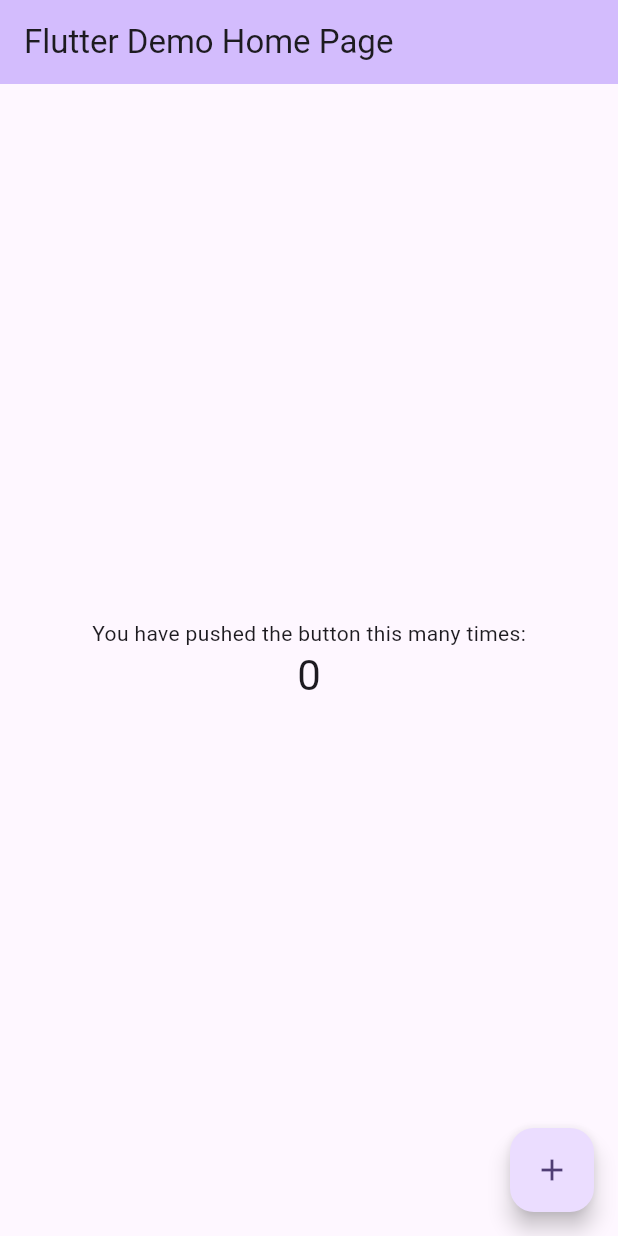
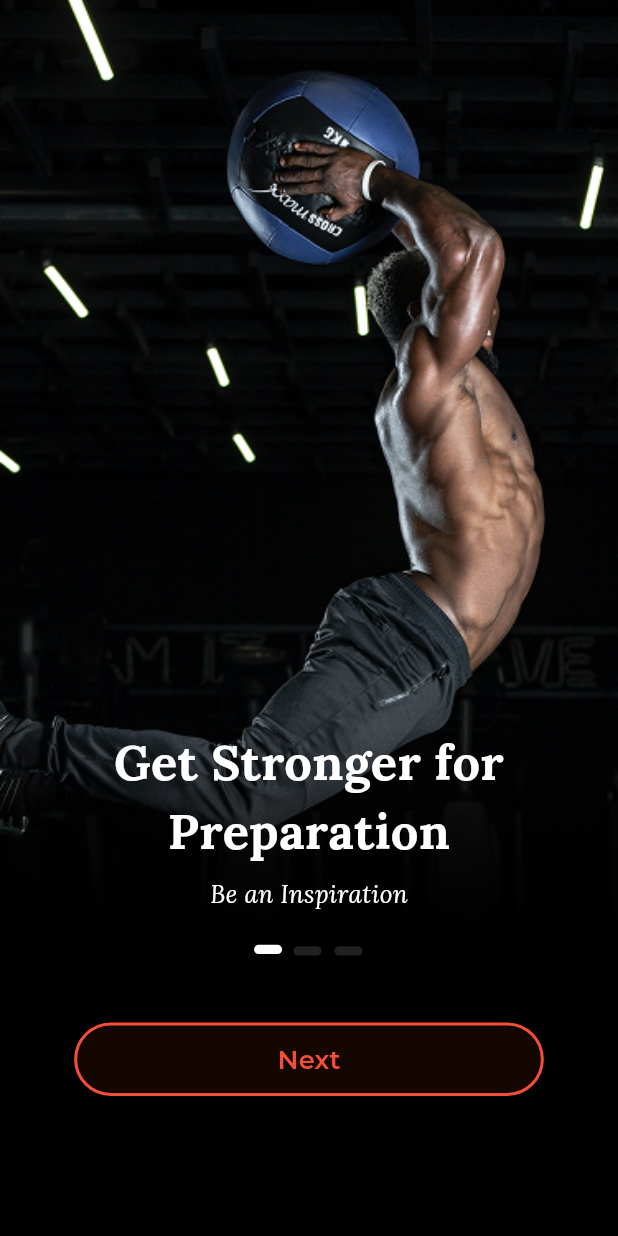
Before and after one commit to ak-abdullah/Fitness-App, a Flutter app: the screen it shows after launch, on a phone screen of 412 x 824 dp. Run offline on Flutter 3.47's test engine with Material 3 defaults, Android fonts, the light colour scheme and no system bars; our stand-ins replace flutter_screenutil, flutter_svg, get, google_fonts, wakelock_plus.

Commit message:
Onboarding Screen Created

```diff
--- /dev/null
+++ b/lib/core/themes.dart
@@ -0,0 +1,8 @@
+import 'package:flutter/material.dart';
+
+class AppTheme {
+  static const Color textColor = Color(0xFFFFFFFF);
+  static const Color buttonColor = Color(0xFFF34E3A);
+  static const Color buttonTextColor = Color(0xFFF34E3A);
+  static const Color buttonBackgroundColor = Color(0xFF140702);
+}
--- /dev/null
+++ b/lib/features/onboarding/controller/onboarding_screen_controller.dart
@@ -0,0 +1,59 @@
+import 'package:fitness_app/core/themes.dart' show AppTheme;
+import 'package:fitness_app/features/onboarding/models/onboarding_model.dart';
+import 'package:flutter/material.dart';
+import 'package:get/get.dart';
+
+class OnboardingScreenController extends GetxController {
+  RxInt currentPage = 0.obs;
+
+  final PageController pageController = PageController();
+  final List<OnboardingModel> pages = [
+    OnboardingModel(
+      image: 'assets/images/onboarding_1.png',
+      title: 'Get Stronger for Preparation',
+      description: 'Be an Inspiration',
+    ),
+    OnboardingModel(
+      image: 'assets/images/onboarding_2.png',
+      title: 'Build Your Mind and Body',
+      description: 'Be an Inspiration',
+    ),
+    OnboardingModel(
+      image: 'assets/images/onboarding_3.png',
+      title: 'Running to Your Dream',
+      description: 'Be an Inspiration',
+    ),
+  ];
+
+  void nextPage() {
+    if (currentPage.value < pages.length - 1) {
+      pageController.nextPage(
+        duration: const Duration(milliseconds: 300),
+        curve: Curves.easeInOutCubic,
+      );
+    }
+  }
+
+  void previousPage() {
+    if (currentPage.value > 0) {
+      pageController.previousPage(
+        duration: const Duration(milliseconds: 300),
+        curve: Curves.easeInOutCubic,
+      );
+    }
+  }
+
+  void onPageChanged(int index) {
+    currentPage.value = index;
+  }
+
+  bool get isLastPage => currentPage.value == pages.length - 1;
+  bool get isNotFirstPage => currentPage.value != 0;
+  String get buttonText => isLastPage ? 'Get Started' : 'Next';
+  BorderSide get buttonBorderSide => isLastPage
+      ? BorderSide.none
+      : BorderSide(color: AppTheme.buttonColor, width: 2);
+
+  Color get buttonBackgroundColor =>
+      isLastPage ? AppTheme.buttonColor : AppTheme.buttonBackgroundColor;
+}
--- /dev/null
+++ b/lib/features/onboarding/models/onboarding_model.dart
@@ -0,0 +1,11 @@
+class OnboardingModel {
+  final String image;
+  final String title;
+  final String description;
+
+  OnboardingModel({
+    required this.image,
+    required this.title,
+    required this.description,
+  });
+}
--- /dev/null
+++ b/lib/features/onboarding/view/onboarding_screen.dart
@@ -0,0 +1,29 @@
+import 'package:fitness_app/features/onboarding/controller/onboarding_screen_controller.dart';
+import 'package:fitness_app/core/themes.dart';
+import 'package:fitness_app/features/onboarding/models/onboarding_model.dart';
+import 'package:fitness_app/features/onboarding/view/widgets/onboarding_page.dart';
+import 'package:fitness_app/features/onboarding/view/widgets/onboarding_action_card.dart';
+import 'package:fitness_app/features/onboarding/view/widgets/onboarding_back_button.dart';
+import 'package:fitness_app/features/onboarding/view/widgets/onboarding_page_builder.dart';
+import 'package:flutter/material.dart';
+import 'package:flutter_screenutil/flutter_screenutil.dart';
+import 'package:flutter_svg/svg.dart';
+import 'package:get/get_state_manager/get_state_manager.dart';
+import 'package:google_fonts/google_fonts.dart';
+
+class OnboardingScreen extends StatelessWidget {
+  final OnboardingScreenController _controller = OnboardingScreenController();
+  @override
+  Widget build(BuildContext context) {
+    return Scaffold(
+      backgroundColor: Colors.black,
+      body: Stack(
+        children: [
+          OnboardingPageBuilder(controller: _controller),
+          OnboardingBackButton(controller: _controller),
+          OnboardingActionCard(controller: _controller),
+        ],
+      ),
+    );
+  }
+}
--- /dev/null
+++ b/lib/features/onboarding/view/widgets/onboarding_action_card.dart
@@ -0,0 +1,81 @@
+import 'package:fitness_app/core/themes.dart';
+import 'package:fitness_app/features/onboarding/controller/onboarding_screen_controller.dart';
+import 'package:flutter/material.dart';
+import 'package:flutter_screenutil/flutter_screenutil.dart';
+import 'package:get/get.dart';
+import 'package:google_fonts/google_fonts.dart';
+
+class OnboardingActionCard extends StatelessWidget {
+  const OnboardingActionCard({
+    super.key,
+    required OnboardingScreenController controller,
+  }) : _controller = controller;
+
+  final OnboardingScreenController _controller;
+
+  @override
+  Widget build(BuildContext context) {
+    return Align(
+      alignment: Alignment.bottomCenter,
+      child: Column(
+        mainAxisSize: MainAxisSize.min,
+        children: [
+          Obx(
+            () => Wrap(
+              spacing: 6.w,
+
+              children: List.generate(
+                _controller.pages.length,
+                (index) => Container(
+                  decoration: BoxDecoration(
+                    border: _controller.currentPage.value != index
+                        ? Border.all(color: Color(0xFF000000), width: 1)
+                        : null,
+                    color: _controller.currentPage.value == index
+                        ? Color(0xFFFFFFFF)
+                        : Color(0xFFFFFFFF).withValues(alpha: 0.13),
+
+                    borderRadius: BorderRadius.circular(5.r),
+                  ),
+                  child: SizedBox(height: 6.h, width: 17.w),
+                ),
+              ),
+            ),
+          ),
+
+          Padding(
+            padding: EdgeInsets.only(
+              left: 45.w,
+              right: 45.w,
+              bottom: 92.h,
+              top: 43.h,
+            ),
+            child: SizedBox(
+              height: 49,
+              width: double.infinity,
+              child: Obx(
+                () => OutlinedButton(
+                  style: OutlinedButton.styleFrom(
+                    backgroundColor: _controller.buttonBackgroundColor,
+                    side: _controller.buttonBorderSide,
+                  ),
+                  onPressed: _controller.nextPage,
+                  child: Text(
+                    _controller.buttonText,
+                    style: GoogleFonts.montserrat(
+                      fontWeight: FontWeight.w600,
+                      fontSize: 17.sp,
+                      color: _controller.isLastPage
+                          ? AppTheme.textColor
+                          : AppTheme.buttonColor,
+                    ),
+                  ),
+                ),
+              ),
+            ),
+          ),
+        ],
+      ),
+    );
+  }
+}
--- /dev/null
+++ b/lib/features/onboarding/view/widgets/onboarding_back_button.dart
@@ -0,0 +1,32 @@
+import 'package:fitness_app/features/onboarding/controller/onboarding_screen_controller.dart';
+import 'package:flutter/material.dart';
+import 'package:flutter_screenutil/flutter_screenutil.dart';
+import 'package:flutter_svg/svg.dart';
+import 'package:get/get.dart';
+
+class OnboardingBackButton extends StatelessWidget {
+  const OnboardingBackButton({
+    super.key,
+    required OnboardingScreenController controller,
+  }) : _controller = controller;
+
+  final OnboardingScreenController _controller;
+
+  @override
+  Widget build(BuildContext context) {
+    return Obx(
+      () => Visibility(
+        visible: _controller.isNotFirstPage,
+        child: Padding(
+          padding: EdgeInsets.only(top: 84.h, left: 24.w),
+          child: InkWell(
+            onTap: _controller.previousPage,
+            child: SvgPicture.asset(
+              "assets/icons/onboarding_back_button.svg",
+            ),
+          ),
+        ),
+      ),
+    );
+  }
+}
--- /dev/null
+++ b/lib/features/onboarding/view/widgets/onboarding_page.dart
@@ -0,0 +1,69 @@
+import 'package:fitness_app/features/onboarding/controller/onboarding_screen_controller.dart';
+import 'package:fitness_app/core/themes.dart';
+import 'package:fitness_app/features/onboarding/models/onboarding_model.dart';
+import 'package:flutter/material.dart';
+import 'package:flutter_screenutil/flutter_screenutil.dart';
+import 'package:google_fonts/google_fonts.dart';
+
+class OnboardingPage extends StatelessWidget {
+  OnboardingPage({super.key, required this.model});
+  final OnboardingModel model;
+  @override
+  Widget build(BuildContext context) {
+    return Stack(
+      children: [
+        Positioned.fill(child: Image.asset(model.image, fit: BoxFit.cover)),
+
+        Align(
+          alignment: Alignment.bottomCenter,
+
+          child: Container(
+            padding: EdgeInsets.only(bottom: 214.h),
+            decoration: BoxDecoration(
+              gradient: LinearGradient(
+                begin: Alignment.topCenter,
+                end: Alignment.bottomCenter,
+                stops: const [0.0, 0.39, 1.0],
+                colors: [
+                  // Colors.red.withValues(alpha: 1),
+                  // Colors.red.withValues(alpha: 1),
+                  Color(0xFF000000).withValues(alpha: 0),
+                  Color(0xFF000000).withValues(alpha: 1),
+                  Color(0xFF000000).withValues(alpha: 1),
+                ],
+              ),
+            ),
+            child: Column(
+              mainAxisSize: MainAxisSize.min,
+              mainAxisAlignment: MainAxisAlignment.end,
+              crossAxisAlignment: CrossAxisAlignment.center,
+              children: [
+                Padding(
+                  padding: EdgeInsets.only(left: 36.w, right: 36.w),
+                  child: Text(
+                    model.title,
+                    textAlign: TextAlign.center,
+                    style: GoogleFonts.lora(
+                      color: AppTheme.textColor,
+                      fontSize: 32.sp,
+                      fontWeight: FontWeight.bold,
+                    ),
+                  ),
+                ),
+                SizedBox(height: 7.h),
+                Text(
+                  model.description,
+                  style: GoogleFonts.lora(
+                    color: AppTheme.textColor,
+                    fontSize: 16.sp,
+                    fontStyle: FontStyle.italic,
+                  ),
+                ),
+              ],
+            ),
+          ),
+        ),
+      ],
+    );
+  }
+}
--- /dev/null
+++ b/lib/features/onboarding/view/widgets/onboarding_page_builder.dart
@@ -0,0 +1,24 @@
+import 'package:fitness_app/features/onboarding/controller/onboarding_screen_controller.dart';
+import 'package:fitness_app/features/onboarding/view/widgets/onboarding_page.dart';
+import 'package:flutter/material.dart';
+
+class OnboardingPageBuilder extends StatelessWidget {
+  const OnboardingPageBuilder({
+    super.key,
+    required OnboardingScreenController controller,
+  }) : _controller = controller;
+
+  final OnboardingScreenController _controller;
+
+  @override
+  Widget build(BuildContext context) {
+    return PageView.builder(
+      controller: _controller.pageController,
+      itemCount: _controller.pages.length,
+      onPageChanged: _controller.onPageChanged,
+      itemBuilder: (context, index) {
+        return OnboardingPage(model: _controller.pages[index]);
+      },
+    );
+  }
+}
--- a/lib/main.dart
+++ b/lib/main.dart
@@ -1,133 +1,56 @@
+import 'dart:async';
+
+import 'package:fitness_app/features/onboarding/view/onboarding_screen.dart';
 import 'package:flutter/material.dart';
-import 'package:flutter_native_splash/flutter_native_splash.dart';
+import 'package:flutter_screenutil/flutter_screenutil.dart';
 import 'package:wakelock_plus/wakelock_plus.dart';
 
 Future<void> main() async {
-
-  WidgetsBinding widgetsBinding = WidgetsFlutterBinding.ensureInitialized();
-  FlutterNativeSplash.preserve(widgetsBinding: widgetsBinding);
-
-
-  await Future.delayed(const Duration(seconds: 200));
-  FlutterNativeSplash.remove();
+  // WidgetsBinding widgetsBinding = WidgetsFlutterBinding.ensureInitialized();
+  // FlutterNativeSplash.preserve(widgetsBinding: widgetsBinding);
+  WidgetsFlutterBinding.ensureInitialized();
   WakelockPlus.enable();
   runApp(const MyApp());
-
 }
 
 class MyApp extends StatelessWidget {
   const MyApp({super.key});
-
-  // This widget is the root of your application.
   @override
   Widget build(BuildContext context) {
-    return MaterialApp(
-      title: 'Flutter Demo',
-      theme: ThemeData(
-        // This is the theme of your application.
-        //
-        // TRY THIS: Try running your application with "flutter run". You'll see
-        // the application has a purple toolbar. Then, without quitting the app,
-        // try changing the seedColor in the colorScheme below to Colors.green
-        // and then invoke "hot reload" (save your changes or press the "hot
-        // reload" button in a Flutter-supported IDE, or press "r" if you used
-        // the command line to start the app).
-        //
-        // Notice that the counter didn't reset back to zero; the application
-        // state is not lost during the reload. To reset the state, use hot
-        // restart instead.
-        //
-        // This works for code too, not just values: Most code changes can be
-        // tested with just a hot reload.
-        colorScheme: ColorScheme.fromSeed(seedColor: Colors.deepPurple),
+    return ScreenUtilInit(
+      designSize: const Size(375, 812),
+      minTextAdapt: true,
+      splitScreenMode: true,
+      child: MaterialApp(
+        debugShowCheckedModeBanner: false,
+        title: 'Flutter Demo',
+        theme: ThemeData(
+          colorScheme: ColorScheme.fromSeed(seedColor: Colors.deepPurple),
+        ),
+        home: OnboardingScreen(),
       ),
-      home: const MyHomePage(title: 'Flutter Demo Home Page'),
     );
   }
 }
 
 class MyHomePage extends StatefulWidget {
-  const MyHomePage({super.key, required this.title});
-
-  // This widget is the home page of your application. It is stateful, meaning
-  // that it has a State object (defined below) that contains fields that affect
-  // how it looks.
-
-  // This class is the configuration for the state. It holds the values (in this
-  // case the title) provided by the parent (in this case the App widget) and
-  // used by the build method of the State. Fields in a Widget subclass are
-  // always marked "final".
-
-  final String title;
+  const MyHomePage({super.key});
 
   @override
   State<MyHomePage> createState() => _MyHomePageState();
 }
 
 class _MyHomePageState extends State<MyHomePage> {
-  int _counter = 0;
-
-  void _incrementCounter() {
-    setState(() {
-      // This call to setState tells the Flutter framework that something has
-      // changed in this State, which causes it to rerun the build method below
-      // so that the display can reflect the updated values. If we changed
-      // _counter without calling setState(), then the build method would not be
-      // called again, and so nothing would appear to happen.
-      _counter++;
-    });
+  @override
+  void initState() {
+    super.initState();
+    // Timer(const Duration(seconds: 200), (){
+    //   FlutterNativeSplash.remove();
+    // });
   }
 
   @override
   Widget build(BuildContext context) {
-    // This method is rerun every time setState is called, for instance as done
-    // by the _incrementCounter method above.
-    //
-    // The Flutter framework has been optimized to make rerunning build methods
-    // fast, so that you can just rebuild anything that needs updating rather
-    // than having to individually change instances of widgets.
-    return Scaffold(
-      appBar: AppBar(
-        // TRY THIS: Try changing the color here to a specific color (to
-        // Colors.amber, perhaps?) and trigger a hot reload to see the AppBar
-        // change color while the other colors stay the same.
-        backgroundColor: Theme.of(context).colorScheme.inversePrimary,
-        // Here we take the value from the MyHomePage object that was created by
-        // the App.build method, and use it to set our appbar title.
-        title: Text(widget.title),
-      ),
-      body: Center(
-        // Center is a layout widget. It takes a single child and positions it
-        // in the middle of the parent.
-        child: Column(
-          // Column is also a layout widget. It takes a list of children and
-          // arranges them vertically. By default, it sizes itself to fit its
-          // children horizontally, and tries to be as tall as its parent.
-          //
-          // Column has various properties to control how it sizes itself and
-          // how it positions its children. Here we use mainAxisAlignment to
-          // center the children vertically; the main axis here is the vertical
-          // axis because Columns are vertical (the cross axis would be
-          // horizontal).
-          //
-          // TRY THIS: Invoke "debug painting" (choose the "Toggle Debug Paint"
-          // action in the IDE, or press "p" in the console), to see the
-          // wireframe for each widget.
-          mainAxisAlignment: MainAxisAlignment.center,
-          children: <Widget>[
-            const Text('You have pushed the button this many times:'),
-            Text(
-              '$_counter',
-              style: Theme.of(context).textTheme.headlineMedium,
-            ),
-          ],
-        ),
-      ),
-      floatingActionButton: FloatingActionButton(
-        onPressed: _incrementCounter,
-        tooltip: 'Increment',
-        child: const Icon(Icons.add),
-      ), // This trailing comma makes auto-formatting nicer for build methods.
-    );
+    return Scaffold(body: Center(child: Text("Fitness ")));
   }
 }
```
Also changed, not shown: pubspec.yaml (+7 -2 lines), assets/icons/onboarding_back_button.svg (added), assets/images/onboarding_1.png (added), assets/images/onboarding_2.png (added), assets/images/onboarding_3.png (added), pubspec.lock, 1 other file.
